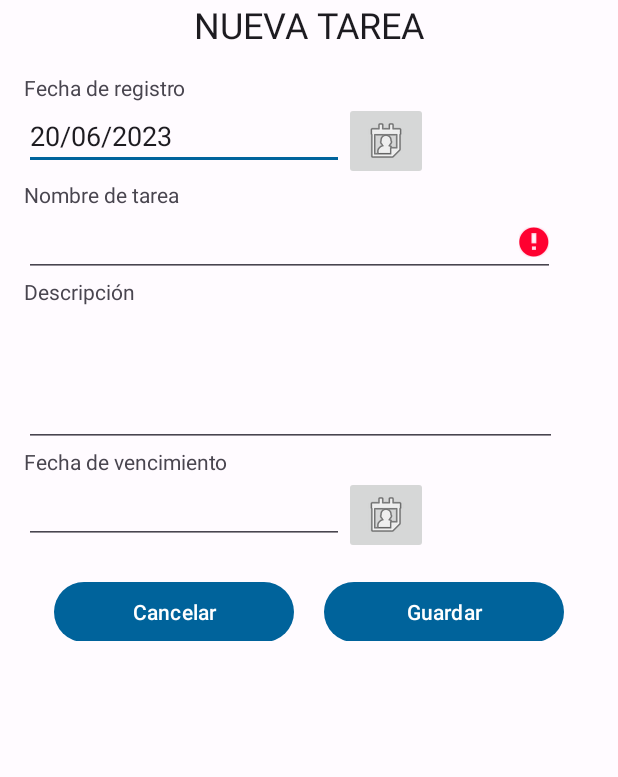
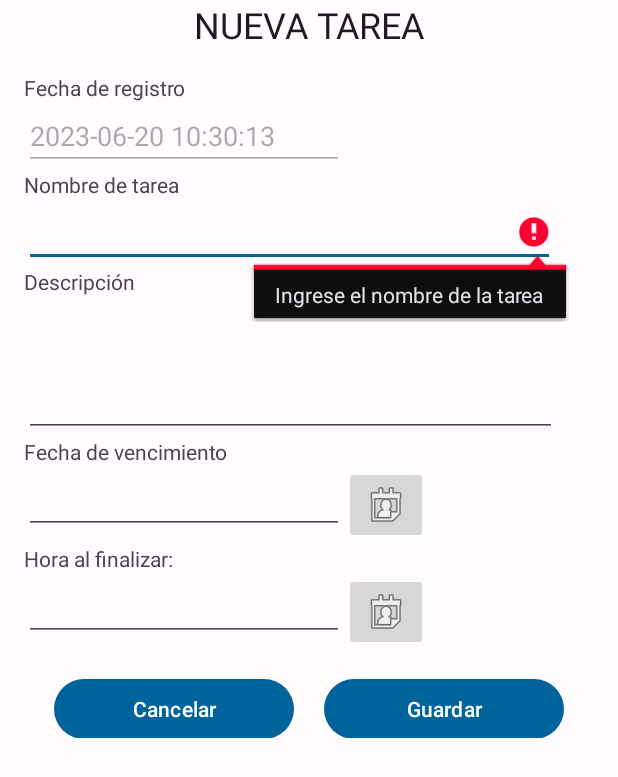
Before and after one commit to israUSA/ProyectoAppTarea, an Android app: the activity_CreacionTarea screen opened directly, with no data from a screen before it, after a tap on "Guardar", on a phone screen of 412 x 824 dp. Shown: the top 777 px of the screen. Run offline under Robolectric (Android 15) with nearby library versions, the light colour scheme and no system bars.

Commit message:
se agregeo la hora

```diff
--- a/app/src/main/java/com/example/proyectoapptarea/activity_CreacionTarea.java
+++ b/app/src/main/java/com/example/proyectoapptarea/activity_CreacionTarea.java
@@ -3,6 +3,7 @@ package com.example.proyectoapptarea;
 import androidx.appcompat.app.AppCompatActivity;
 
 import android.app.DatePickerDialog;
+import android.app.TimePickerDialog;
 import android.content.ContentValues;
 import android.content.Intent;
 import android.database.sqlite.SQLiteDatabase;
@@ -12,6 +13,7 @@ import android.widget.Button;
 import android.widget.DatePicker;
 import android.widget.EditText;
 import android.widget.ImageButton;
+import android.widget.TimePicker;
 import android.widget.Toast;
 
 import com.example.proyectoapptarea.BD.BDTareaApp;
@@ -23,30 +25,36 @@ import java.util.Date;
     public class activity_CreacionTarea extends AppCompatActivity implements View.OnClickListener {
 
 
-        Button btn_guardar;
-        EditText editTextDateInicio, editTextDateFinal;
+        EditText editTextDateInicio, editTextDateFinal,editTextHora;
 
-        private int dia, mes, ano;
-        ImageButton bt_inicio_calendario, bt_fin_calendario;
+        ImageButton bt_inicio_calendario,bt_fin_calendario,bt_fin_hora;
 
         @Override
         protected void onCreate(Bundle savedInstanceState) {
             super.onCreate(savedInstanceState);
             setContentView(R.layout.activity_creacion_tarea);
 
-            bt_inicio_calendario = findViewById(R.id.bt_inicio_calendario);
+//            bt_inicio_calendario = findViewById(R.id.bt_inicio_calendario);
             bt_fin_calendario =  findViewById(R.id.bt_fin_calendario);
+            bt_fin_hora= findViewById(R.id.bt_fin_hora);
+
             editTextDateInicio= findViewById(R.id.editTextDateInicio);
             editTextDateFinal= findViewById(R.id.editTextDateFinal);
-            bt_inicio_calendario.setOnClickListener(this);
+            editTextHora= findViewById(R.id.editTextHora);
+
+//            bt_inicio_calendario.setOnClickListener(this);
             bt_fin_calendario.setOnClickListener(this);
+            bt_fin_hora.setOnClickListener(this);
+
+            EditText editTextDateInicio = findViewById(R.id.editTextDateInicio);
+            editTextDateInicio.setEnabled(false);
 
             // Obtener la fecha actual
             Calendar calendar = Calendar.getInstance();
             Date fechaActual = calendar.getTime();
 
             // Formatear la fecha actual
-            SimpleDateFormat sdf = new SimpleDateFormat("dd/MM/yyyy");
+            SimpleDateFormat sdf = new SimpleDateFormat("yyyy-MM-dd HH:mm:ss");
             String fechaActualStr = sdf.format(fechaActual);
 
             // Establecer el texto formateado en el EditText
@@ -73,20 +81,20 @@ import java.util.Date;
 
         @Override
         public void onClick(View v) {
-            if (v == bt_inicio_calendario) {
-                final Calendar c = Calendar.getInstance();
-                int dia = c.get(Calendar.DAY_OF_MONTH);
-                int mes = c.get(Calendar.MONTH);
-                int ano = c.get(Calendar.YEAR);
-
-                DatePickerDialog datePickerDialog = new DatePickerDialog(this, new DatePickerDialog.OnDateSetListener() {
-                    @Override
-                    public void onDateSet(DatePicker view, int year, int month, int dayOfMonth) {
-                        editTextDateInicio.setText(dayOfMonth + "/" + (month + 1) + "/" + year);
-                    }
-                }, dia, mes, ano);
-                datePickerDialog.show(); // Agrega esta línea para mostrar el DatePickerDialog
-            }
+//            if (v == bt_inicio_calendario) {
+//                final Calendar c = Calendar.getInstance();
+//                int dia = c.get(Calendar.DAY_OF_MONTH);
+//                int mes = c.get(Calendar.MONTH);
+//                int ano = c.get(Calendar.YEAR);
+//
+//                DatePickerDialog datePickerDialog = new DatePickerDialog(this, new DatePickerDialog.OnDateSetListener() {
+//                    @Override
+//                    public void onDateSet(DatePicker view, int year, int month, int dayOfMonth) {
+//                        editTextDateInicio.setText(dayOfMonth + "/" + (month + 1) + "/" + year);
+//                    }
+//                }, dia, mes, ano);
+//                datePickerDialog.show(); // Agrega esta línea para mostrar el DatePickerDialog
+//            }
 
             if (v == bt_fin_calendario) {
                 final Calendar c = Calendar.getInstance();
@@ -102,6 +110,21 @@ import java.util.Date;
                 }, dia, mes, ano);
                 datePickerDialog.show(); // Agrega esta línea para mostrar el DatePickerDialog
             }
+
+            if (v == bt_fin_hora) {
+                final Calendar c = Calendar.getInstance();
+                int hora = c.get(Calendar.HOUR_OF_DAY);
+                int minutos = c.get(Calendar.MINUTE);
+
+                TimePickerDialog timePickerDialog = new TimePickerDialog(this, new TimePickerDialog.OnTimeSetListener() {
+                    @Override
+                    public void onTimeSet(TimePicker view, int hourOfDay, int minute) {
+                        editTextHora.setText(hourOfDay+":"+minute);
+                    }
+                }, hora,minutos,false);
+                timePickerDialog.show();
+
+            }
         }
 
 
@@ -110,11 +133,13 @@ import java.util.Date;
             EditText nombre_tarea_tmp = (EditText) findViewById(R.id.nombre_tarea);
             EditText MultiText_Descripcion_tmp = (EditText) findViewById(R.id.MultiText_Descripcion);
             EditText editTextDateFinal_tmp = (EditText) findViewById(R.id.editTextDateFinal);
+            EditText editTextHora_tmp = (EditText) findViewById(R.id.editTextHora);
 
             String fechaInicio = editTextDateInicio_tmp.getText().toString().trim();
             String nombreTarea = nombre_tarea_tmp.getText().toString().trim();
             String descripcion = MultiText_Descripcion_tmp.getText().toString().trim();
             String fechaFinal = editTextDateFinal_tmp.getText().toString().trim();
+            String horaFinal = editTextHora_tmp.getText().toString().trim();
 
             if (fechaInicio.isEmpty()) {
                 editTextDateInicio_tmp.setError("Ingrese la fecha de inicio");
@@ -146,6 +171,7 @@ import java.util.Date;
                     cv.put("titulo_tarea", nombre_tarea_tmp.getText().toString());
                     cv.put("descripcion", MultiText_Descripcion_tmp.getText().toString());
                     cv.put("fechaVencimiento", editTextDateFinal_tmp.getText().toString());
+                    cv.put("hora", editTextHora_tmp.getText().toString());
                     db.insert("Tarea",null,cv);
                     Toast.makeText(v.getContext(), "Genial, Tenemos una nueva tarea", Toast.LENGTH_LONG).show();
                 }
--- a/app/src/main/java/com/example/proyectoapptarea/adaptador/listaAdaptador.java
+++ b/app/src/main/java/com/example/proyectoapptarea/adaptador/listaAdaptador.java
@@ -59,7 +59,7 @@ public class listaAdaptador extends RecyclerView.Adapter<listaAdaptador.ViewHold
     }
 
     public class ViewHolder extends RecyclerView.ViewHolder{
-        TextView ViuwTitulo, ViuwDescripcion, ViuwFechaLimite;
+        TextView ViuwTitulo, ViuwDescripcion, ViuwFechaLimite,horaLimite;
 
         TextView viewNombre, viewFecha, viewDescripcion;
 
@@ -68,6 +68,7 @@ public class listaAdaptador extends RecyclerView.Adapter<listaAdaptador.ViewHold
             ViuwTitulo = itemView.findViewById(R.id.ViuwTitulo);
             ViuwDescripcion = itemView.findViewById(R.id.ViuwDescripcion);
             ViuwFechaLimite = itemView.findViewById(R.id.ViuwFechaLimite);
+            horaLimite = itemView.findViewById(R.id.horaLimite);
 
             viewNombre = itemView.findViewById(R.id.viewNombre);
             viewFecha = itemView.findViewById(R.id.viewFecha);
@@ -94,6 +95,7 @@ public class listaAdaptador extends RecyclerView.Adapter<listaAdaptador.ViewHold
             ViuwTitulo.setText(item.getTitulo_tarea());
             ViuwDescripcion.setText(item.getDescripcion());
             ViuwFechaLimite.setText(item.getFechaVencimiento());
+            horaLimite.setText(item.gethora());
         }
     }
 
--- a/app/src/main/res/layout/activity_creacion_tarea.xml
+++ b/app/src/main/res/layout/activity_creacion_tarea.xml
@@ -44,18 +44,14 @@
             android:ems="10"
             android:inputType="date" />
 
-        <ImageButton
-            android:id="@+id/bt_inicio_calendario"
-            android:layout_width="wrap_content"
-            android:layout_height="wrap_content"
-            android:layout_weight="1"
-            app:srcCompat="@android:drawable/ic_menu_my_calendar" />
+<!--        <ImageButton-->
+<!--            android:id="@+id/bt_inicio_calendario"-->
+<!--            android:layout_width="wrap_content"-->
+<!--            android:layout_height="wrap_content"-->
+<!--            android:layout_weight="1"-->
+<!--            app:srcCompat="@android:drawable/ic_menu_my_calendar" />-->
 
-        <!--        <DatePicker-->
-        <!--            android:id="@+id/datePickerFechaActual"-->
-        <!--            android:layout_width="350dp"-->
-        <!--            android:layout_height="400dp"-->
-        <!--            android:visibility="gone" />-->
+
       </LinearLayout>
 
 
@@ -108,13 +104,35 @@
             android:layout_weight="1"
             app:srcCompat="@android:drawable/ic_menu_my_calendar" />
 
-        <!--        <DatePicker-->
-        <!--            android:id="@+id/datePickerFechaFinal"-->
-        <!--            android:layout_width="350dp"-->
-        <!--            android:layout_height="400dp"-->
-        <!--            android:visibility="gone" />-->
       </LinearLayout>
 
+
+      <TextView
+          android:id="@+id/textView5"
+          android:layout_width="match_parent"
+          android:layout_height="wrap_content"
+          android:text="Hora al finalizar:" />
+
+      <LinearLayout
+          android:layout_width="wrap_content"
+          android:layout_height="wrap_content"
+          android:orientation="horizontal">
+
+        <EditText
+            android:id="@+id/editTextHora"
+            android:layout_width="match_parent"
+            android:layout_height="wrap_content"
+            android:layout_weight="1"
+            android:ems="10"
+            android:inputType="time" />
+
+        <ImageButton
+            android:id="@+id/bt_fin_hora"
+            android:layout_width="wrap_content"
+            android:layout_height="wrap_content"
+            android:layout_weight="1"
+            app:srcCompat="@android:drawable/ic_menu_my_calendar" />
+      </LinearLayout>
 
       <LinearLayout
           android:layout_width="match_parent"
```
Also changed, not shown: app/src/main/java/com/example/proyectoapptarea/BD/BDTareaApp.java (+6 -2 lines), app/src/main/java/com/example/proyectoapptarea/activity_mostrar_tareas.java (+5 -3 lines), app/src/main/java/com/example/proyectoapptarea/entidades/listaTareas.java (+10 -1 lines), app/src/main/res/layout/lista_tarea.xml (+16 -0 lines).
